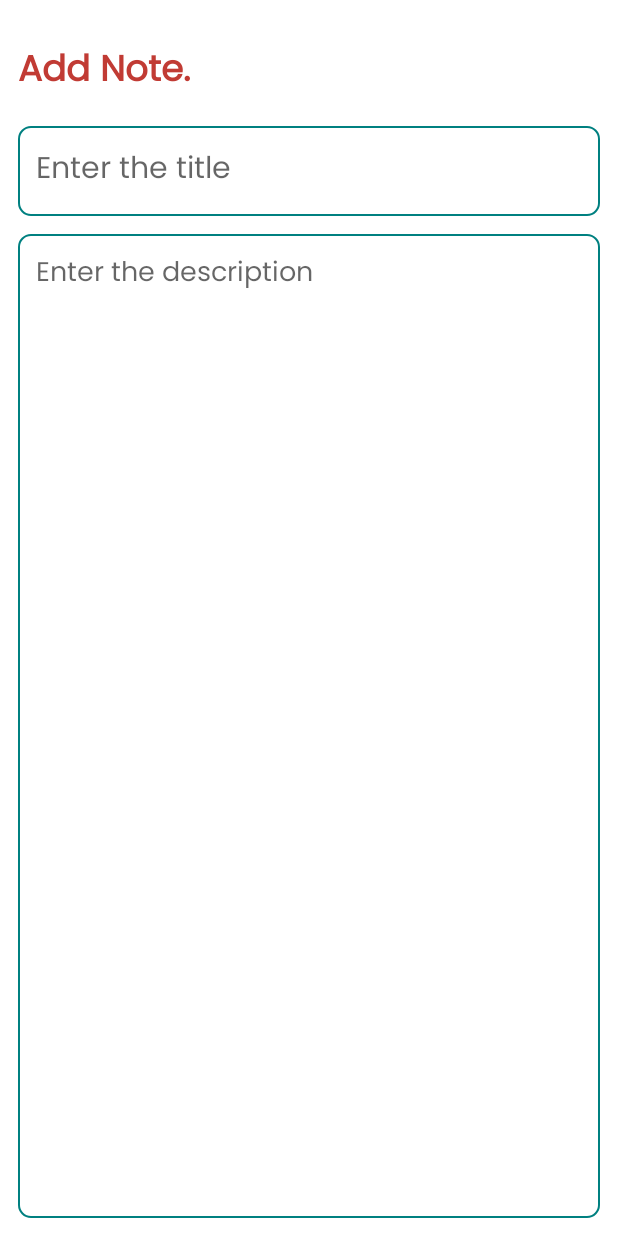
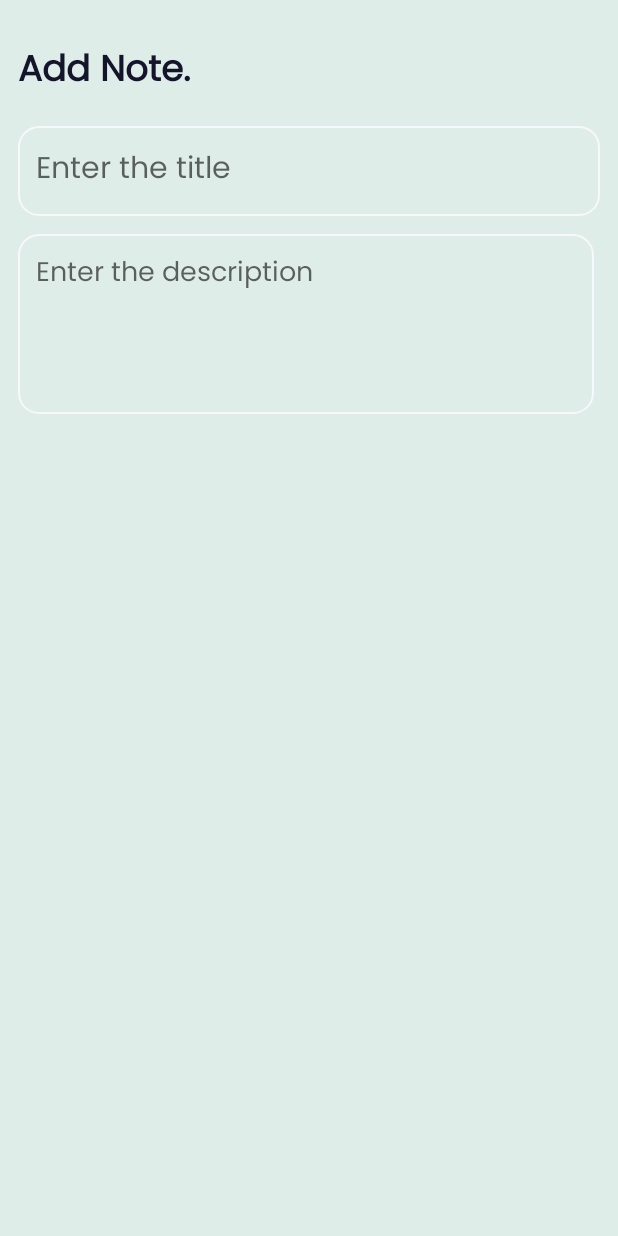
Before and after one commit to thusalapi/todolist-kotlinNew, an Android app: the layout fragment_add_note.xml on its own in the app's theme, with its tools: preview values and no code run, on a phone screen of 412 x 824 dp. Run offline under Robolectric (Android 15) with nearby library versions, the phone set to English and light mode, and no system bars.

Commit message:
update ui

```diff
--- a/app/src/main/res/drawable/pink_border.xml
+++ b/app/src/main/res/drawable/pink_border.xml
@@ -4,9 +4,9 @@
 
     <stroke
         android:width="1dp"
-        android:color="@color/pink"/>
+        android:color="@color/white"/>
 
     <corners
-        android:radius="8dp"/>
+        android:radius="13dp"/>
 
 </shape>
--- a/app/src/main/res/layout/fragment_add_note.xml
+++ b/app/src/main/res/layout/fragment_add_note.xml
@@ -9,6 +9,7 @@
         android:layout_height="match_parent"
         android:orientation="vertical"
         tools:context=".NewNoteFragment"
+        android:background="#dfede9"
         android:padding="12dp">
 
         <TextView
@@ -38,16 +39,16 @@
 
         <EditText
             android:id="@+id/addNoteDesc"
-            android:layout_width="match_parent"
-            android:layout_height="match_parent"
+            android:layout_width="384dp"
+            android:layout_height="120dp"
+            android:layout_below="@id/addNoteTitle"
+            android:layout_marginTop="12dp"
+            android:background="@drawable/pink_border"
+            android:fontFamily="@font/poppins"
+            android:gravity="top"
             android:hint="Enter the description"
-            android:gravity="top"
             android:padding="12dp"
-            android:textSize="18sp"
-            android:fontFamily="@font/poppins"
-            android:background="@drawable/pink_border"
-            android:layout_below="@id/addNoteTitle"
-            android:layout_marginTop="12dp" />
+            android:textSize="18sp" />
 
     </RelativeLayout>
 </layout>
--- a/app/src/main/res/layout/fragment_edit_note.xml
+++ b/app/src/main/res/layout/fragment_edit_note.xml
@@ -9,6 +9,7 @@
         android:layout_height="match_parent"
         android:orientation="vertical"
         android:padding="12dp"
+        android:background="@drawable/teal_gradient"
         tools:context=".UpdateNoteFragment">
 
         <TextView
@@ -18,7 +19,7 @@
             android:layout_alignParentTop="true"
             android:layout_marginTop="16dp"
             android:fontFamily="@font/poppins"
-            android:text="Edit Note."
+            android:text="Edit Task"
             android:textStyle="bold"
             android:textColor="@color/red"
             android:textSize="24sp" />
@@ -30,6 +31,7 @@
             android:hint="Enter the title"
             android:padding="12dp"
             android:textSize="20sp"
+            android:textColor="@color/white"
             android:layout_below="@id/editNoteHeading"
             android:background="@drawable/pink_border"
             android:layout_marginTop="16dp"
@@ -44,6 +46,7 @@
             android:gravity="top"
             android:padding="12dp"
             android:textSize="18sp"
+            android:textColor="@color/white"
             android:fontFamily="@font/poppins"
             android:background="@drawable/pink_border"
             android:layout_below="@id/editNoteTitle"
--- a/app/src/main/res/layout/fragment_home.xml
+++ b/app/src/main/res/layout/fragment_home.xml
@@ -7,6 +7,7 @@
     <androidx.constraintlayout.widget.ConstraintLayout
         android:layout_width="match_parent"
         android:layout_height="match_parent"
+        android:background="#dfede9"
         tools:context=".HomeFragment">
 
         <com.google.android.material.floatingactionbutton.FloatingActionButton
@@ -38,7 +39,8 @@
             android:layout_height="match_parent"
             android:id="@+id/emptyNotesImage"
             android:visibility="gone"
-            android:src="@drawable/emptybkg"/>
+            android:src="@drawable/emptybkg"
+            android:scaleType="fitXY"/>
 
     </androidx.constraintlayout.widget.ConstraintLayout>
 </layout>
--- a/app/src/main/res/layout/note_layout.xml
+++ b/app/src/main/res/layout/note_layout.xml
@@ -14,7 +14,7 @@
             android:layout_width="match_parent"
             android:layout_height="match_parent"
             android:orientation="vertical"
-            android:background="@drawable/pink_border"
+            android:background="@drawable/teal_gradient"
             android:padding="16dp">
 
             <TextView
@@ -37,7 +37,7 @@
                 android:text="Description"
                 android:textSize="14sp"
                 android:fontFamily="@font/poppins"
-                android:textColor="@color/pink"/>
+                android:textColor="@color/white"/>
 
         </LinearLayout>
     </androidx.cardview.widget.CardView>
--- a/app/src/main/res/values/colors.xml
+++ b/app/src/main/res/values/colors.xml
@@ -1,7 +1,7 @@
 <?xml version="1.0" encoding="utf-8"?>
 <resources>
-    <color name="black">#FF000000</color>
-    <color name="white">#FFFFFFFF</color>
-    <color name="pink">#008080</color>
-    <color name="red">#c13b34</color>
+    <color name="black">#FF0000</color>
+    <color name="white">#F7F7FC</color>
+    <color name="pink">#017d5b</color>
+    <color name="red">#14142B</color>
 </resources>
--- a/app/src/main/res/values/strings.xml
+++ b/app/src/main/res/values/strings.xml
@@ -1,5 +1,5 @@
 <resources>
-    <string name="app_name">Notes</string>
+    <string name="app_name">IsnocDolist</string>
     <!-- TODO: Remove or change this placeholder text -->
     <string name="hello_blank_fragment">Hello blank fragment</string>
 </resources>
```
Also changed, not shown: app/src/main/res/drawable/teal_gradient.xml (added, +8 -0 lines), app/src/main/res/drawable/home.png (added), app/src/main/res/drawable/mainbg.png (added).
